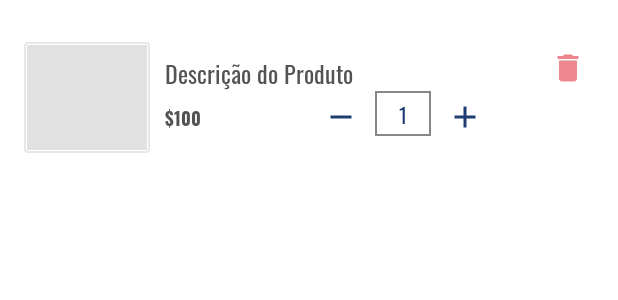
After one commit to VanFrancis/myvendor, an Android app: the layout item_cart_layout.xml on its own in the app's theme, with its tools: preview values and no code run, on a phone screen of 412 x 824 dp. The commit adds this screen. Shown: the top 300 px of the screen. Run offline under Robolectric (Android 15) with nearby library versions, the phone set to English and light mode, and no system bars.

Commit message:
itens do carrinho de compra

```diff
--- a/app/src/main/java/com/mobilepoc/myvendor/view/fragments/DashboardFragment.kt
+++ b/app/src/main/java/com/mobilepoc/myvendor/view/fragments/DashboardFragment.kt
@@ -12,6 +12,7 @@ import com.mobilepoc.myvendor.R
 import com.mobilepoc.myvendor.model.FireStoreClass
 import com.mobilepoc.myvendor.model.Product
 import com.mobilepoc.myvendor.utils.Constants
+import com.mobilepoc.myvendor.view.activities.CartListActivity
 import com.mobilepoc.myvendor.view.activities.ProductDetailsActivity
 import com.mobilepoc.myvendor.view.activities.SettingsActivity
 import com.mobilepoc.myvendor.view.adapters.DashboardItemsListAdapter
@@ -49,6 +50,10 @@ class DashboardFragment : Fragment() {
         when(item.itemId){
             R.id.action_settings -> {
                 startActivity(Intent(requireContext(),SettingsActivity::class.java))
+                return true
+            }
+            R.id.action_cart ->{
+                startActivity(Intent(requireContext(),CartListActivity::class.java))
                 return true
             }
         }
--- /dev/null
+++ b/app/src/main/res/drawable/ic_vector_add.xml
@@ -0,0 +1,5 @@
+<vector android:height="24dp" android:tint="@color/astronaut"
+    android:viewportHeight="24" android:viewportWidth="24"
+    android:width="24dp" xmlns:android="http://schemas.android.com/apk/res/android">
+    <path android:fillColor="@android:color/white" android:pathData="M19,13h-6v6h-2v-6H5v-2h6V5h2v6h6v2z"/>
+</vector>
--- /dev/null
+++ b/app/src/main/res/drawable/ic_vector_cart.xml
@@ -0,0 +1,5 @@
+<vector android:height="24dp" android:tint="#FFFFFF"
+    android:viewportHeight="24" android:viewportWidth="24"
+    android:width="24dp" xmlns:android="http://schemas.android.com/apk/res/android">
+    <path android:fillColor="@android:color/white" android:pathData="M7,18c-1.1,0 -1.99,0.9 -1.99,2S5.9,22 7,22s2,-0.9 2,-2 -0.9,-2 -2,-2zM1,2v2h2l3.6,7.59 -1.35,2.45c-0.16,0.28 -0.25,0.61 -0.25,0.96 0,1.1 0.9,2 2,2h12v-2L7.42,15c-0.14,0 -0.25,-0.11 -0.25,-0.25l0.03,-0.12 0.9,-1.63h7.45c0.75,0 1.41,-0.41 1.75,-1.03l3.58,-6.49c0.08,-0.14 0.12,-0.31 0.12,-0.48 0,-0.55 -0.45,-1 -1,-1L5.21,4l-0.94,-2L1,2zM17,18c-1.1,0 -1.99,0.9 -1.99,2s0.89,2 1.99,2 2,-0.9 2,-2 -0.9,-2 -2,-2z"/>
+</vector>
--- a/app/src/main/res/drawable/ic_vector_delete.xml
+++ b/app/src/main/res/drawable/ic_vector_delete.xml
@@ -1,4 +1,4 @@
-<vector android:height="24dp" android:tint="#F74C17"
+<vector android:height="24dp" android:tint="@color/sea_pink"
     android:viewportHeight="24" android:viewportWidth="24"
     android:width="24dp" xmlns:android="http://schemas.android.com/apk/res/android">
     <path android:fillColor="@android:color/white" android:pathData="M6,19c0,1.1 0.9,2 2,2h8c1.1,0 2,-0.9 2,-2V7H6v12zM19,4h-3.5l-1,-1h-5l-1,1H5v2h14V4z"/>
--- /dev/null
+++ b/app/src/main/res/drawable/ic_vector_remove.xml
@@ -0,0 +1,5 @@
+<vector android:height="24dp" android:tint="@color/astronaut"
+    android:viewportHeight="24" android:viewportWidth="24"
+    android:width="24dp" xmlns:android="http://schemas.android.com/apk/res/android">
+    <path android:fillColor="@android:color/white" android:pathData="M19,13H5v-2h14v2z"/>
+</vector>
--- /dev/null
+++ b/app/src/main/res/layout/item_cart_layout.xml
@@ -0,0 +1,127 @@
+<?xml version="1.0" encoding="utf-8"?>
+<LinearLayout xmlns:android="http://schemas.android.com/apk/res/android"
+    xmlns:tools="http://schemas.android.com/tools"
+    android:layout_width="match_parent"
+    android:layout_height="wrap_content"
+    android:layout_marginTop="@dimen/cart_item_marginTop"
+    android:background="@color/white"
+    android:orientation="horizontal"
+    android:paddingStart="@dimen/cart_item_paddingStartEnd"
+    android:paddingTop="@dimen/cart_item_paddingTopBottom"
+    android:paddingEnd="@dimen/cart_item_paddingStartEnd"
+    android:paddingBottom="@dimen/cart_item_paddingTopBottom">
+
+
+    <LinearLayout
+        android:id="@+id/ll_cart_item_image"
+        android:layout_width="wrap_content"
+        android:layout_height="wrap_content"
+        android:background="@drawable/item_dashboard_background"
+        android:padding="@dimen/cart_item_image_padding">
+
+        <ImageView
+            android:id="@+id/iv_cart_item_image"
+            android:layout_width="@dimen/cart_item_image_width"
+            android:layout_height="@dimen/cart_item_image_height"
+            android:background="@color/colorImageViewBackground"
+            android:contentDescription="@string/content_description"
+            android:scaleType="fitXY" />
+    </LinearLayout>
+
+    <LinearLayout
+        android:id="@+id/ll_cart_item_details"
+        android:layout_width="0dp"
+        android:layout_height="wrap_content"
+        android:layout_gravity="center_vertical"
+        android:layout_marginStart="@dimen/cart_item_details_marginStart"
+        android:layout_marginEnd="@dimen/cart_item_details_marginEnd"
+        android:layout_weight="1"
+        android:orientation="vertical">
+
+        <com.mobilepoc.myvendor.utils.MVTextView
+            android:id="@+id/tv_cart_item_title"
+            android:layout_width="match_parent"
+            android:layout_height="wrap_content"
+            android:textColor="@color/item_value_text_color"
+            android:textSize="@dimen/cart_item_title_textSize"
+            tools:text="Descrição do Produto" />
+
+        <RelativeLayout
+            android:layout_width="match_parent"
+            android:layout_height="wrap_content">
+
+            <com.mobilepoc.myvendor.utils.MVTextViewBold
+                android:id="@+id/tv_cart_item_price"
+                android:layout_width="wrap_content"
+                android:layout_height="wrap_content"
+                android:layout_alignParentStart="true"
+                android:layout_centerVertical="true"
+                android:textColor="@color/item_value_text_color"
+                android:textSize="@dimen/cart_item_price_textSize"
+                android:textStyle="bold"
+                tools:text="$100" />
+
+            <LinearLayout
+                android:id="@+id/ll_update_cart_quantity"
+                android:layout_width="match_parent"
+                android:layout_height="wrap_content"
+                android:layout_marginStart="@dimen/update_cart_quantity_marginStart"
+                android:layout_marginEnd="@dimen/update_cart_quantity_marginEnd"
+                android:layout_toEndOf="@id/tv_cart_item_price"
+                android:gravity="end"
+                android:orientation="horizontal">
+
+                <ImageButton
+                    android:id="@+id/ib_remove_cart_item"
+                    android:layout_width="wrap_content"
+                    android:layout_height="wrap_content"
+                    android:layout_marginStart="@dimen/ib_remove_cart_item_marginStartEnd"
+                    android:layout_marginEnd="@dimen/ib_remove_cart_item_marginStartEnd"
+                    android:background="@android:color/transparent"
+                    android:contentDescription="@string/content_description"
+                    android:foreground="?attr/selectableItemBackgroundBorderless"
+                    android:padding="@dimen/ib_cart_item_padding"
+                    android:src="@drawable/ic_vector_remove" />
+
+                <com.mobilepoc.myvendor.utils.MVTextView
+                    android:id="@+id/tv_cart_quantity"
+                    android:layout_width="wrap_content"
+                    android:layout_height="wrap_content"
+                    android:background="@drawable/item_grey_border_background"
+                    android:paddingStart="@dimen/cart_quantity_paddingStartEnd"
+                    android:paddingTop="@dimen/cart_quantity_paddingTopBottom"
+                    android:paddingEnd="@dimen/cart_quantity_paddingStartEnd"
+                    android:paddingBottom="@dimen/cart_quantity_paddingTopBottom"
+                    android:textColor="@color/astronaut"
+                    android:textSize="@dimen/cart_quantity_textSize"
+                    android:textStyle="bold"
+                    tools:text="1" />
+
+                <ImageButton
+                    android:id="@+id/ib_add_cart_item"
+                    android:layout_width="wrap_content"
+                    android:layout_height="wrap_content"
+                    android:layout_marginStart="@dimen/ib_add_cart_item_marginStart"
+                    android:layout_marginEnd="@dimen/ib_add_cart_item_marginEnd"
+                    android:background="@android:color/transparent"
+                    android:contentDescription="@string/content_description"
+                    android:foreground="?attr/selectableItemBackgroundBorderless"
+                    android:padding="@dimen/ib_cart_item_padding"
+                    android:src="@drawable/ic_vector_add" />
+            </LinearLayout>
+        </RelativeLayout>
+    </LinearLayout>
+
+    <ImageButton
+        android:id="@+id/ib_delete_cart_item"
+        android:layout_width="wrap_content"
+        android:layout_height="wrap_content"
+        android:background="@android:color/transparent"
+        android:contentDescription="@string/content_description"
+        android:foreground="?attr/selectableItemBackgroundBorderless"
+        android:padding="@dimen/ib_cart_item_padding"
+        android:src="@drawable/ic_vector_delete"
+        android:visibility="visible"
+        tools:visibility="visible" />
+
+</LinearLayout>
--- a/app/src/main/res/values/dimens.xml
+++ b/app/src/main/res/values/dimens.xml
@@ -104,4 +104,24 @@
     <dimen name="ll_checkout_padding">16dp</dimen>
     <dimen name="checkout_label_value_textSize">18sp</dimen>
 
+    <dimen name="cart_item_marginTop">16dp</dimen>
+    <dimen name="cart_item_paddingStartEnd">16dp</dimen>
+    <dimen name="cart_item_paddingTopBottom">12dp</dimen>
+    <dimen name="cart_item_image_padding">2dp</dimen>
+    <dimen name="cart_item_image_width">80dp</dimen>
+    <dimen name="cart_item_image_height">70dp</dimen>
+    <dimen name="cart_item_title_textSize">16sp</dimen>
+    <dimen name="cart_item_details_marginStart">10dp</dimen>
+    <dimen name="cart_item_details_marginEnd">2dp</dimen>
+    <dimen name="ib_cart_item_padding">5dp</dimen>
+    <dimen name="cart_item_price_textSize">12sp</dimen>
+    <dimen name="update_cart_quantity_marginStart">5dp</dimen>
+    <dimen name="update_cart_quantity_marginEnd">16dp</dimen>
+    <dimen name="ib_remove_cart_item_marginStartEnd">5dp</dimen>
+    <dimen name="cart_quantity_paddingStartEnd">16dp</dimen>
+    <dimen name="cart_quantity_paddingTopBottom">3dp</dimen>
+    <dimen name="cart_quantity_textSize">14sp</dimen>
+    <dimen name="ib_add_cart_item_marginStart">5dp</dimen>
+    <dimen name="ib_add_cart_item_marginEnd">16dp</dimen>
+
 </resources>
```
Also changed, not shown: app/src/main/java/com/mobilepoc/myvendor/model/FireStoreClass.kt (+40 -0 lines), app/src/main/java/com/mobilepoc/myvendor/view/activities/CartListActivity.kt (+82 -1 lines), app/src/main/java/com/mobilepoc/myvendor/view/adapters/CartItemsListAdapter.kt (added, +71 -0 lines), app/src/main/res/menu/menu_dashboard.xml (+8 -0 lines).
